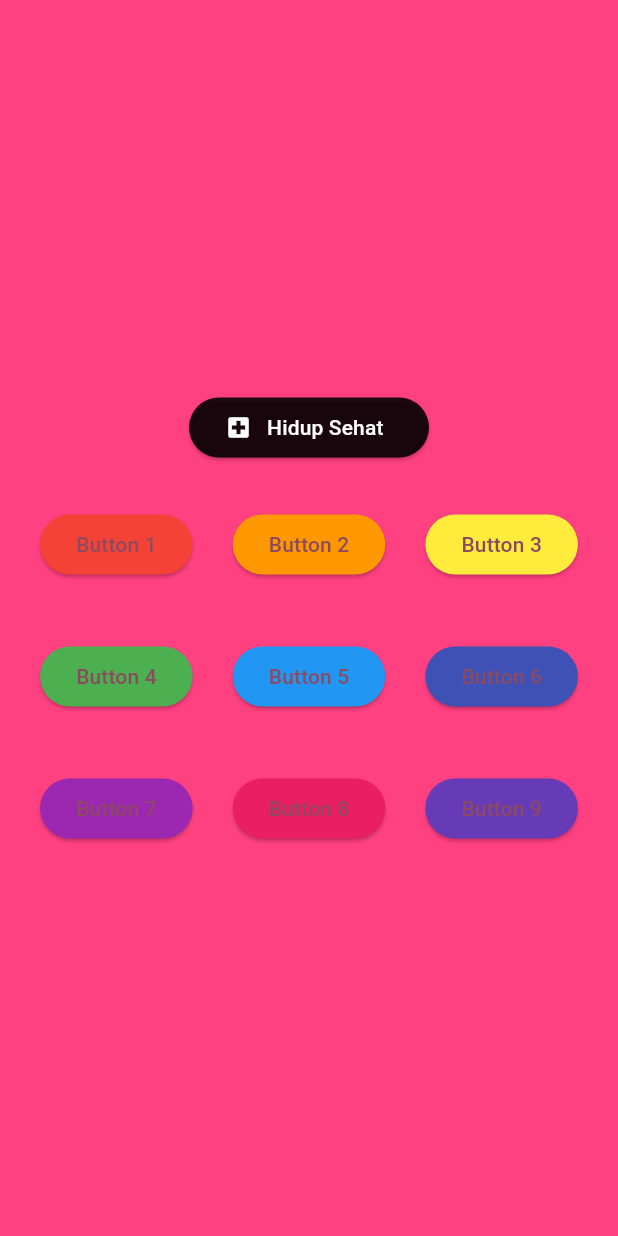
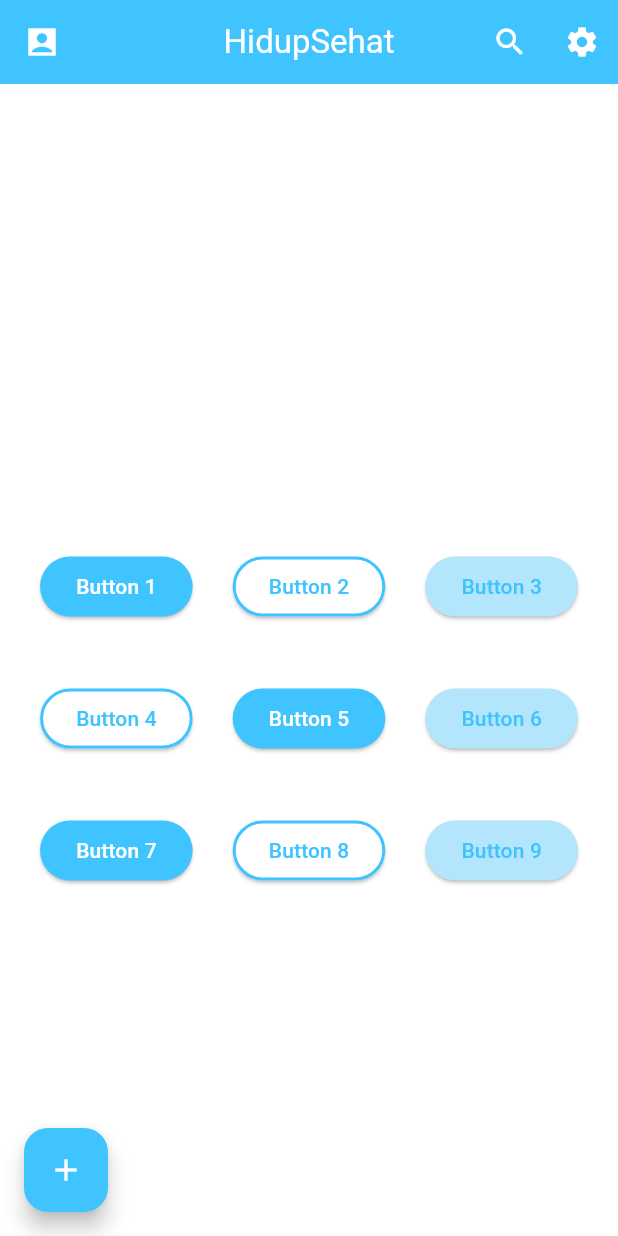
Before and after one commit to yehezkieldio/pemrograman-aplikasi-bergerak-flutter, a Flutter app: the screen it shows after launch, on a phone screen of 412 x 824 dp. Run offline on Flutter 3.47's test engine with Material 3 defaults, Android fonts, the phone set to English and light mode, and no system bars.

Commit message:
feat: add stuff 2

```diff
--- /dev/null
+++ b/lib/hidup_sehat.dart
@@ -0,0 +1,21 @@
+import 'package:flutter/material.dart';
+
+class HidupSehatPage extends StatelessWidget {
+  const HidupSehatPage({super.key});
+
+  @override
+  Widget build(BuildContext context) {
+    return Scaffold(
+      appBar: AppBar(
+        title: const Text('Hidup Sehat'),
+        backgroundColor: Colors.lightBlueAccent,
+      ),
+      body: const Center(
+        child: Text(
+          'Selamat datang di halaman Hidup Sehat!',
+          style: TextStyle(fontSize: 20),
+        ),
+      ),
+    );
+  }
+}
--- a/lib/main.dart
+++ b/lib/main.dart
@@ -1,4 +1,5 @@
 import 'package:flutter/material.dart';
+import 'dart:math';
 
 void main() {
   runApp(const MyApp());
@@ -7,141 +8,243 @@ void main() {
 class MyApp extends StatelessWidget {
   const MyApp({super.key});
 
+  static final List<String> names = ['Dio', 'Raihan', 'Adam'];
+  static String getRandomName() {
+    final random = Random();
+    return names[random.nextInt(names.length)];
+  }
+
   @override
   Widget build(BuildContext context) {
+    final randomName = getRandomName();
+
     return MaterialApp(
-      title: 'Yehezkiel Dio Sinolungan',
+      title: 'HidupSehat',
       theme: ThemeData(
-        colorScheme: ColorScheme.fromSeed(seedColor: Colors.black),
+        colorScheme: ColorScheme.fromSeed(
+          seedColor: Colors.lightBlueAccent,
+          brightness: Brightness.light,
+          primary: Colors.lightBlueAccent,
+          secondary: Colors.white,
+          surface: Colors.white,
+        ),
+        scaffoldBackgroundColor: Colors.white,
+        appBarTheme: const AppBarTheme(
+          backgroundColor: Colors.lightBlueAccent,
+          foregroundColor: Colors.white,
+        ),
+        elevatedButtonTheme: ElevatedButtonThemeData(
+          style: ButtonStyle(
+            backgroundColor: WidgetStatePropertyAll(Colors.lightBlueAccent),
+            foregroundColor: WidgetStatePropertyAll(Colors.white),
+          ),
+        ),
       ),
       debugShowCheckedModeBanner: false,
       home: Scaffold(
-        backgroundColor: Colors.pinkAccent,
-        body: Center(
+        appBar: AppBar(
+          title: const Text('HidupSehat'),
+          backgroundColor: Colors.lightBlueAccent,
+          centerTitle: true,
+          leading: const Icon(Icons.account_box_sharp, color: Colors.white),
+          actions: [
+            IconButton(
+              icon: const Icon(Icons.search, color: Colors.white),
+              onPressed: () {},
+            ),
+            IconButton(
+              icon: const Icon(Icons.settings, color: Colors.white),
+              onPressed: () {},
+            ),
+          ],
+        ),
+        floatingActionButton: FloatingActionButton(
+          onPressed: () {},
+          backgroundColor: Colors.lightBlueAccent,
+          child: const Icon(Icons.add, color: Colors.white),
+        ),
+        floatingActionButtonLocation: FloatingActionButtonLocation.startFloat,
+        backgroundColor: Colors.white,
+        body: Stack(
+          children: [
+            Center(
               child: Column(
                 mainAxisAlignment: MainAxisAlignment.center,
                 children: [
                   Center(
+                    child: Padding(
+                      padding: const EdgeInsets.symmetric(horizontal: 240.0),
+                      child: SizedBox(
+                        width: double.infinity,
                         child: ElevatedButton(
                           onPressed: () {},
                           style: ButtonStyle(
-                    backgroundColor: WidgetStatePropertyAll(Colors.black87),
-                    foregroundColor: WidgetStatePropertyAll(Colors.white),
-                    fixedSize: WidgetStatePropertyAll(Size(160, 40)),
+                            backgroundColor: WidgetStatePropertyAll(
+                              Colors.lightBlueAccent,
+                            ),
+                            foregroundColor: WidgetStatePropertyAll(
+                              Colors.white,
+                            ),
+                            shape: WidgetStatePropertyAll(
+                              RoundedRectangleBorder(
+                                borderRadius: BorderRadius.circular(12),
+                              ),
+                            ),
                           ),
                           child: Row(
+                            mainAxisSize: MainAxisSize.min,
+                            mainAxisAlignment: MainAxisAlignment.center,
                             children: [
-                      Icon(Icons.local_hospital),
-                      Padding(padding: EdgeInsets.all(5)),
-                      Text('Hidup Sehat'),
+                              const Icon(Icons.local_hospital),
+                              const Padding(padding: EdgeInsets.all(5)),
+                              Text('Hidup Sehat bersama $randomName'),
                             ],
                           ),
                         ),
                       ),
-
-              Padding(padding: EdgeInsetsGeometry.all(15)),
-
+                    ),
+                  ),
+                  const Padding(padding: EdgeInsets.all(15)),
+                  // ...existing code for all your button rows...
                   Row(
                     mainAxisAlignment: MainAxisAlignment.center,
                     children: [
-                  Spacer(),
-                  ElevatedButton(
-                    onPressed: () {},
-                    style: ButtonStyle(
-                      backgroundColor: WidgetStatePropertyAll(Colors.red),
-                    ),
-                    child: Text('Button 1'),
-                  ),
-                  Spacer(),
-                  ElevatedButton(
-                    onPressed: () {},
-                    style: ButtonStyle(
-                      backgroundColor: WidgetStatePropertyAll(Colors.orange),
-                    ),
-                    child: Text('Button 2'),
-                  ),
-                  Spacer(),
-                  ElevatedButton(
-                    onPressed: () {},
-                    style: ButtonStyle(
-                      backgroundColor: WidgetStatePropertyAll(Colors.yellow),
-                    ),
-                    child: Text('Button 3'),
-                  ),
-                  Spacer(),
-                ],
-              ),
-
-              Padding(padding: EdgeInsetsGeometry.all(20)),
-
-              Row(
-                mainAxisAlignment: MainAxisAlignment.center,
-                children: [
-                  Spacer(),
-                  ElevatedButton(
-                    onPressed: () {},
-                    style: ButtonStyle(
-                      backgroundColor: WidgetStatePropertyAll(Colors.green),
-                    ),
-                    child: Text('Button 4'),
-                  ),
-                  Spacer(),
-                  ElevatedButton(
-                    onPressed: () {},
-                    style: ButtonStyle(
-                      backgroundColor: WidgetStatePropertyAll(Colors.blue),
-                    ),
-                    child: Text('Button 5'),
-                  ),
-                  Spacer(),
-                  ElevatedButton(
-                    onPressed: () {},
-                    style: ButtonStyle(
-                      backgroundColor: WidgetStatePropertyAll(Colors.indigo),
-                    ),
-                    child: Text('Button 6'),
-                  ),
-                  Spacer(),
-                ],
-              ),
-
-              Padding(padding: EdgeInsetsGeometry.all(20)),
-
-              Row(
-                mainAxisAlignment: MainAxisAlignment.center,
-                children: [
-                  Spacer(),
-                  ElevatedButton(
-                    onPressed: () {},
-                    style: ButtonStyle(
-                      backgroundColor: WidgetStatePropertyAll(Colors.purple),
-                    ),
-                    child: Text('Button 7'),
-                  ),
-                  Spacer(),
-                  ElevatedButton(
-                    onPressed: () {},
-                    style: ButtonStyle(
-                      backgroundColor: WidgetStatePropertyAll(Colors.pink),
-                    ),
-                    child: Text('Button 8'),
-                  ),
-                  Spacer(),
+                      const Spacer(),
                       ElevatedButton(
                         onPressed: () {},
                         style: ButtonStyle(
                           backgroundColor: WidgetStatePropertyAll(
-                        Colors.deepPurple,
+                            Colors.lightBlueAccent,
+                          ),
+                          foregroundColor: WidgetStatePropertyAll(Colors.white),
+                        ),
+                        child: const Text('Button 1'),
+                      ),
+                      const Spacer(),
+                      ElevatedButton(
+                        onPressed: () {},
+                        style: ButtonStyle(
+                          backgroundColor: WidgetStatePropertyAll(Colors.white),
+                          foregroundColor: WidgetStatePropertyAll(
+                            Colors.lightBlueAccent,
+                          ),
+                          side: WidgetStatePropertyAll(
+                            BorderSide(color: Colors.lightBlueAccent, width: 2),
                           ),
                         ),
-                    child: Text('Button 9'),
+                        child: const Text('Button 2'),
                       ),
-                  Spacer(),
+                      const Spacer(),
+                      ElevatedButton(
+                        onPressed: () {},
+                        style: ButtonStyle(
+                          backgroundColor: WidgetStatePropertyAll(
+                            Colors.lightBlue[100]!,
+                          ),
+                          foregroundColor: WidgetStatePropertyAll(
+                            Colors.lightBlueAccent,
+                          ),
+                        ),
+                        child: const Text('Button 3'),
+                      ),
+                      const Spacer(),
+                    ],
+                  ),
+                  const Padding(padding: EdgeInsets.all(20)),
+                  Row(
+                    mainAxisAlignment: MainAxisAlignment.center,
+                    children: [
+                      const Spacer(),
+                      ElevatedButton(
+                        onPressed: () {},
+                        style: ButtonStyle(
+                          backgroundColor: WidgetStatePropertyAll(Colors.white),
+                          foregroundColor: WidgetStatePropertyAll(
+                            Colors.lightBlueAccent,
+                          ),
+                          side: WidgetStatePropertyAll(
+                            BorderSide(color: Colors.lightBlueAccent, width: 2),
+                          ),
+                        ),
+                        child: const Text('Button 4'),
+                      ),
+                      const Spacer(),
+                      ElevatedButton(
+                        onPressed: () {},
+                        style: ButtonStyle(
+                          backgroundColor: WidgetStatePropertyAll(
+                            Colors.lightBlueAccent,
+                          ),
+                          foregroundColor: WidgetStatePropertyAll(Colors.white),
+                        ),
+                        child: const Text('Button 5'),
+                      ),
+                      const Spacer(),
+                      ElevatedButton(
+                        onPressed: () {},
+                        style: ButtonStyle(
+                          backgroundColor: WidgetStatePropertyAll(
+                            Colors.lightBlue[100]!,
+                          ),
+                          foregroundColor: WidgetStatePropertyAll(
+                            Colors.lightBlueAccent,
+                          ),
+                        ),
+                        child: const Text('Button 6'),
+                      ),
+                      const Spacer(),
+                    ],
+                  ),
+                  const Padding(padding: EdgeInsets.all(20)),
+                  Row(
+                    mainAxisAlignment: MainAxisAlignment.center,
+                    children: [
+                      const Spacer(),
+                      ElevatedButton(
+                        onPressed: () {},
+                        style: ButtonStyle(
+                          backgroundColor: WidgetStatePropertyAll(
+                            Colors.lightBlueAccent,
+                          ),
+                          foregroundColor: WidgetStatePropertyAll(Colors.white),
+                        ),
+                        child: const Text('Button 7'),
+                      ),
+                      const Spacer(),
+                      ElevatedButton(
+                        onPressed: () {},
+                        style: ButtonStyle(
+                          backgroundColor: WidgetStatePropertyAll(Colors.white),
+                          foregroundColor: WidgetStatePropertyAll(
+                            Colors.lightBlueAccent,
+                          ),
+                          side: WidgetStatePropertyAll(
+                            BorderSide(color: Colors.lightBlueAccent, width: 2),
+                          ),
+                        ),
+                        child: const Text('Button 8'),
+                      ),
+                      const Spacer(),
+                      ElevatedButton(
+                        onPressed: () {},
+                        style: ButtonStyle(
+                          backgroundColor: WidgetStatePropertyAll(
+                            Colors.lightBlue[100]!,
+                          ),
+                          foregroundColor: WidgetStatePropertyAll(
+                            Colors.lightBlueAccent,
+                          ),
+                        ),
+                        child: const Text('Button 9'),
+                      ),
+                      const Spacer(),
                     ],
                   ),
                 ],
               ),
             ),
+          ],
+        ),
       ),
     );
   }
--- a/pubspec.yaml
+++ b/pubspec.yaml
@@ -19,3 +19,5 @@ dev_dependencies:
 
 flutter:
   uses-material-design: true
+  assets:
+    - assets/Untitled.jpg
```
Also changed, not shown: assets/Untitled.jpg (added). Lines whose indentation alone changed are shown as unchanged.
